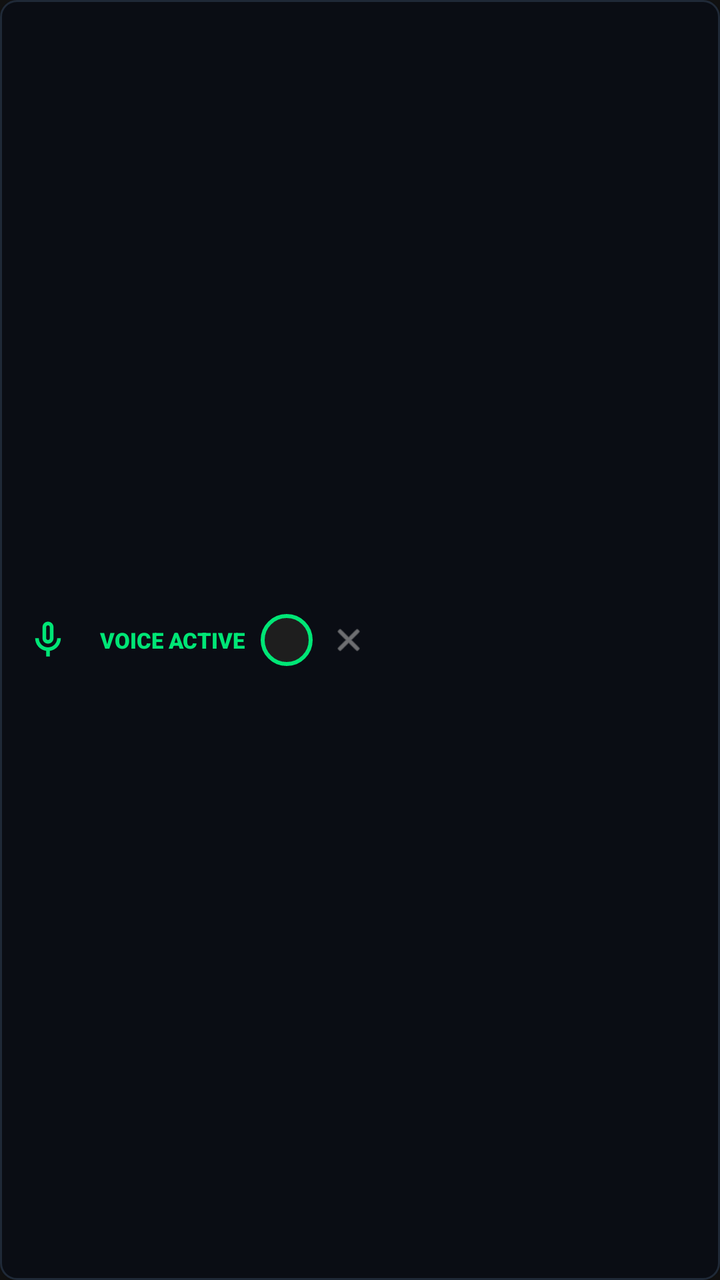
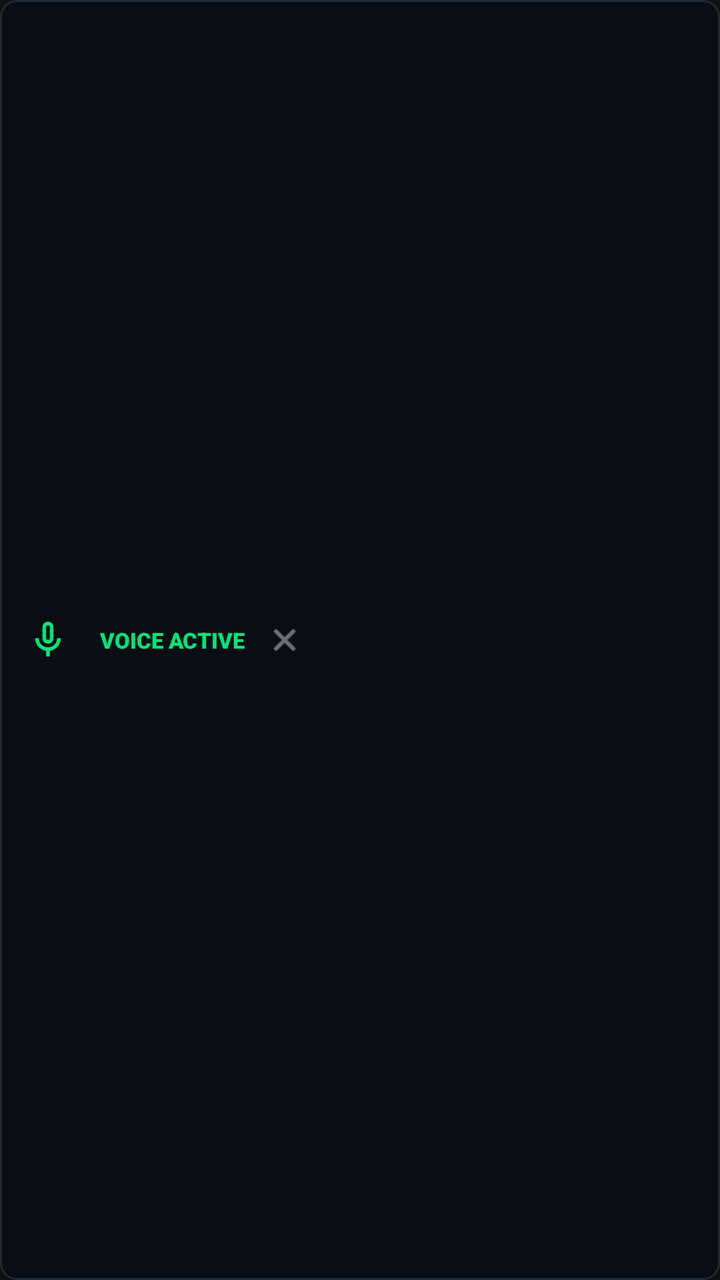

Screens rendered from an Android XML layout before and after an edit, with the pre-edit source and the edit as a unified diff.
<!-- AndroidManifest.xml: application theme Theme.GamerVoice -->
<!-- res/layout/layout_floating_hud.xml -->
<?xml version="1.0" encoding="utf-8"?>
<LinearLayout xmlns:android="http://schemas.android.com/apk/res/android"
    xmlns:app="http://schemas.android.com/apk/res-auto"
    android:id="@+id/llHudRoot"
    android:layout_width="wrap_content"
    android:layout_height="wrap_content"
    android:background="@drawable/bg_terminal_box"
    android:elevation="8dp"
    android:gravity="center_vertical"
    android:orientation="horizontal"
    android:padding="6dp">

    
    <FrameLayout
        android:id="@+id/flHudMicButton"
        android:layout_width="36dp"
        android:layout_height="36dp"
        android:background="?attr/selectableItemBackgroundBorderless"
        android:clickable="true"
        android:focusable="true">

        <ImageView
            android:id="@+id/ivHudSpeakingGlow"
            android:layout_width="36dp"
            android:layout_height="36dp"
            android:src="@drawable/ic_notification"
            app:tint="@color/accent_green"
            android:visibility="invisible" />

        <ImageView
            android:id="@+id/ivHudMicIcon"
            android:layout_width="22dp"
            android:layout_height="22dp"
            android:layout_gravity="center"
            android:contentDescription="Toggle Mic"
            android:src="@drawable/ic_mic_white"
            app:tint="@color/accent_green" />
    </FrameLayout>

    
    <TextView
        android:id="@+id/tvHudStatus"
        android:layout_width="wrap_content"
        android:layout_height="wrap_content"
        android:layout_marginStart="8dp"
        android:fontFamily="sans-serif-black"
        android:text="VOICE ACTIVE"
        android:textColor="@color/accent_green"
        android:textSize="11sp" />

    
    <TextView
        android:id="@+id/btnHudCrosshair"
        android:layout_width="26dp"
        android:layout_height="26dp"
        android:layout_marginStart="8dp"
        android:background="@drawable/bg_code_input"
        android:clickable="true"
        android:focusable="true"
        android:gravity="center"
        android:text="🎯"
        android:textSize="12sp" />

    
    <ImageView
        android:id="@+id/btnDismissHud"
        android:layout_width="24dp"
        android:layout_height="24dp"
        android:layout_marginStart="6dp"
        android:background="?attr/selectableItemBackgroundBorderless"
        android:clickable="true"
        android:contentDescription="Close HUD"
        android:focusable="true"
        android:padding="3dp"
        android:src="@android:drawable/ic_menu_close_clear_cancel"
        app:tint="@color/text_secondary" />

</LinearLayout>
<!-- resources referenced by this layout -->
<resources>
  <color name="accent_green">#00E676</color>
  <color name="text_secondary">#B0B0B0</color>
  <!-- drawable bg_code_input (drawable) -->
  <?xml version="1.0" encoding="utf-8"?>
  <shape xmlns:android="http://schemas.android.com/apk/res/android"
      android:shape="rectangle">
      <solid android:color="@color/card_background" />
      <stroke
          android:width="2dp"
          android:color="@color/accent_green" />
      <corners android:radius="12dp" />
      <padding
          android:bottom="12dp"
          android:left="16dp"
          android:right="16dp"
          android:top="12dp" />
  </shape>
  <!-- drawable bg_terminal_box (drawable) -->
  <?xml version="1.0" encoding="utf-8"?>
  <shape xmlns:android="http://schemas.android.com/apk/res/android"
      android:shape="rectangle">
      <solid android:color="#0A0D14" />
      <stroke
          android:width="1dp"
          android:color="#1F2937" />
      <corners android:radius="8dp" />
  </shape>
  <!-- drawable ic_mic_white (drawable) -->
  <vector xmlns:android="http://schemas.android.com/apk/res/android"
      android:width="24dp"
      android:height="24dp"
      android:viewportWidth="24"
      android:viewportHeight="24">
      <path
          android:fillColor="#FFFFFFFF"
          android:pathData="M12,14c1.66,0 3,-1.34 3,-3V5c0,-1.66 -1.34,-3 -3,-3S9,3.34 9,5v6c0,1.66 1.34,3 3,3zm-1,-9c0,-0.55 0.45,-1 1,-1s1,0.45 1,1v6c0,0.55 -0.45,1 -1,1s-1,-0.45 -1,-1V5zm6,6c0,2.76 -2.24,5 -5,5s-5,-2.24 -5,-5H5c0,3.53 2.61,6.43 6,6.92V21h2v-3.08c3.39,-0.49 6,-3.39 6,-6.92h-2z"/>
  </vector>
  <!-- drawable ic_notification (drawable) -->
  <vector xmlns:android="http://schemas.android.com/apk/res/android"
      android:width="24dp"
      android:height="24dp"
      android:viewportWidth="24"
      android:viewportHeight="24">
      <path
          android:fillColor="#FFFFFFFF"
          android:pathData="M12,1c-4.97,0 -9,4.03 -9,9v7c0,1.66 1.34,3 3,3h3v-8H5v-2c0,-3.87 3.13,-7 7,-7s7,3.13 7,7v2h-4v8h3c1.66,0 3,-1.34 3,-3v-7c0,-4.97 -4.03,-9 -9,-9zM19,19c0,0.55 -0.45,1 -1,1h-1v-4h2v3zM5,16h2v4H6c-0.55,0 -1,-0.45 -1,-1v-3z"/>
  </vector>
  <style name="Theme.GamerVoice" parent="Theme.MaterialComponents.DayNight.NoActionBar">
          
          <item name="android:statusBarColor">@color/primary_dark</item>
          <item name="android:windowBackground">@color/primary_dark</item>
  
          
          <item name="colorPrimary">@color/accent_green</item>
          <item name="colorPrimaryVariant">@color/accent_green</item>
          <item name="colorOnPrimary">@color/black</item>
  
          
          <item name="colorSecondary">@color/accent_green</item>
          <item name="colorSecondaryVariant">@color/accent_green</item>
          <item name="colorOnSecondary">@color/black</item>
  
          
          <item name="colorSurface">@color/card_background</item>
          <item name="colorOnSurface">@color/white</item>
          <item name="android:textColorPrimary">@color/white</item>
          <item name="android:textColorSecondary">@color/text_secondary</item>
      </style>
  <color name="card_background">#1E1E1E</color>
  <color name="primary_dark">#121212</color>
  <color name="black">#FF000000</color>
  <color name="white">#FFFFFFFF</color>
</resources>

<!-- the commit's change to res/layout/layout_floating_hud.xml (unified diff, before → after) -->
@@ -49,24 +49,11 @@
         android:textSize="11sp" />
 
     
-    <TextView
-        android:id="@+id/btnHudCrosshair"
-        android:layout_width="26dp"
-        android:layout_height="26dp"
-        android:layout_marginStart="8dp"
-        android:background="@drawable/bg_code_input"
-        android:clickable="true"
-        android:focusable="true"
-        android:gravity="center"
-        android:text="🎯"
-        android:textSize="12sp" />
-
-    
     <ImageView
         android:id="@+id/btnDismissHud"
         android:layout_width="24dp"
         android:layout_height="24dp"
-        android:layout_marginStart="6dp"
+        android:layout_marginStart="8dp"
         android:background="?attr/selectableItemBackgroundBorderless"
         android:clickable="true"
         android:contentDescription="Close HUD"
<!-- resource entries referenced after the edit -->
@@ -2,21 +2,6 @@
 <resources>
   <color name="accent_green">#00E676</color>
   <color name="text_secondary">#B0B0B0</color>
-  <!-- drawable bg_code_input (drawable) -->
-  <?xml version="1.0" encoding="utf-8"?>
-  <shape xmlns:android="http://schemas.android.com/apk/res/android"
-      android:shape="rectangle">
-      <solid android:color="@color/card_background" />
-      <stroke
-          android:width="2dp"
-          android:color="@color/accent_green" />
-      <corners android:radius="12dp" />
-      <padding
-          android:bottom="12dp"
-          android:left="16dp"
-          android:right="16dp"
-          android:top="12dp" />
-  </shape>
   <!-- drawable bg_terminal_box (drawable) -->
   <?xml version="1.0" encoding="utf-8"?>
   <shape xmlns:android="http://schemas.android.com/apk/res/android"
@@ -68,9 +53,9 @@
           <item name="android:textColorPrimary">@color/white</item>
           <item name="android:textColorSecondary">@color/text_secondary</item>
       </style>
-  <color name="card_background">#1E1E1E</color>
   <color name="primary_dark">#121212</color>
   <color name="black">#FF000000</color>
+  <color name="card_background">#1E1E1E</color>
   <color name="white">#FFFFFFFF</color>
 </resources>
 
